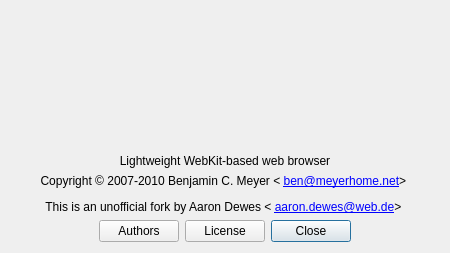
The window that src/aboutdialog.ui (EndorphinBrowser/browser) describes before a commit, drawn with Qt 5.
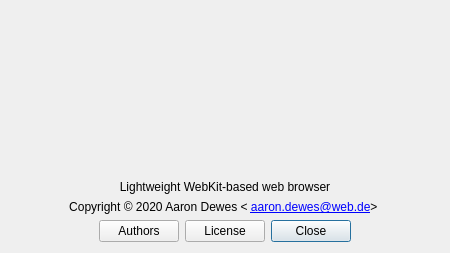
The same window after the commit.

The edit to the form file:
```diff
--- a/src/aboutdialog.ui
+++ b/src/aboutdialog.ui
@@ -133,17 +133,7 @@
       </sizepolicy>
      </property>
      <property name="text">
-      <string>&lt;html&gt;
-&lt;body style=&quot; font-size:9pt;&quot;&gt;
-&lt;p&gt;
-Copyright © 2007-2010 Benjamin C. Meyer &amp;lt;
-&lt;a href=&quot;mailto:ben@meyerhome.net&quot;&gt;ben@meyerhome.net&lt;/a&gt;&amp;gt;
-&lt;/p&gt;
-&lt;p&gt;This is an unofficial fork by Aaron Dewes &amp;lt;
-&lt;a href=&quot;mailto:ben@meyerhome.net&quot;&gt;aaron.dewes@web.de&lt;/a&gt;&amp;gt;
-&lt;/p&gt;
-&lt;/body&gt;
-&lt;/html&gt;</string>
+      <string>&lt;html&gt;&lt;head/&gt;&lt;body&gt;&lt;p&gt;&lt;span style=&quot; font-size:9pt;&quot;&gt;Copyright © 2020 Aaron Dewes &amp;lt; &lt;/span&gt;&lt;a href=&quot;mailto:aaron.dewes@web.de&quot;&gt;&lt;span style=&quot; font-size:9pt; text-decoration: underline; color:#0000ff;&quot;&gt;aaron.dewes@web.de&lt;/span&gt;&lt;/a&gt;&lt;span style=&quot; font-size:9pt;&quot;&gt;&amp;gt; &lt;/span&gt;&lt;/p&gt;&lt;/body&gt;&lt;/html&gt;</string>
      </property>
      <property name="alignment">
       <set>Qt::AlignCenter</set>
```
